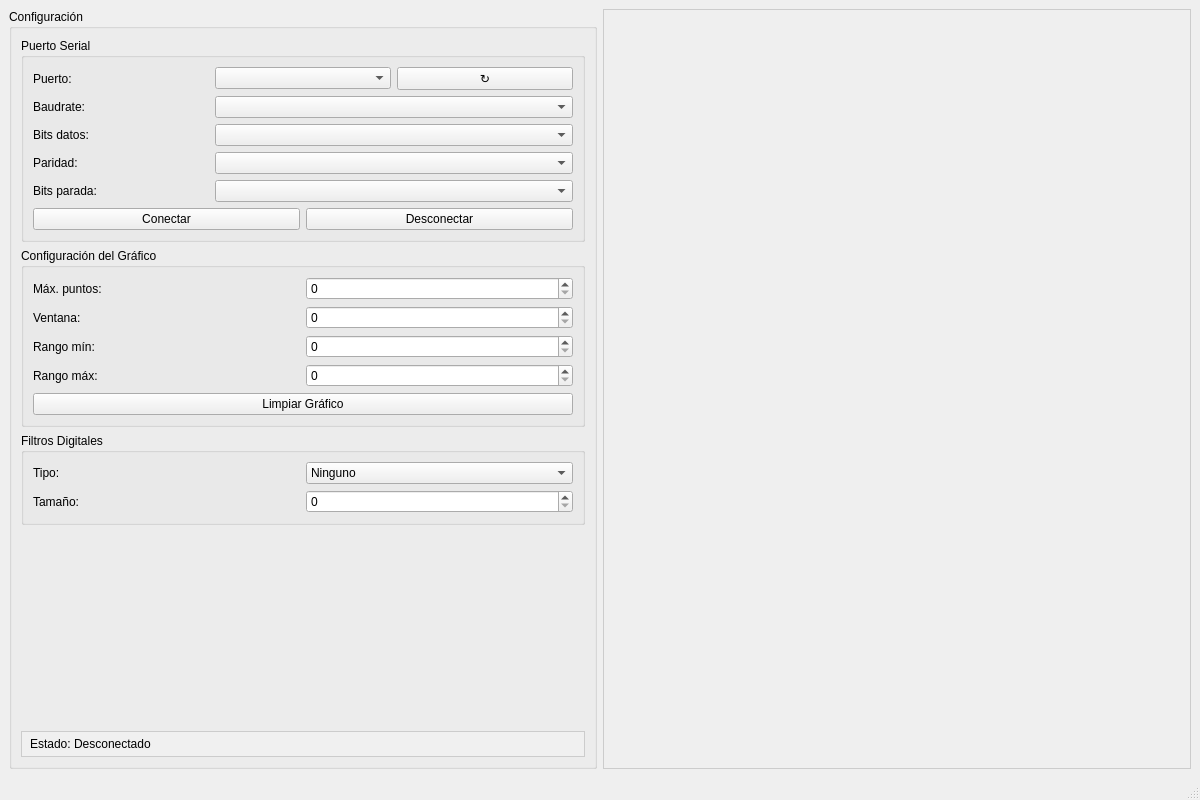
First picture: the form in mainwindow.ui, repository jairsl2206/PlotterIPN, before the edit.
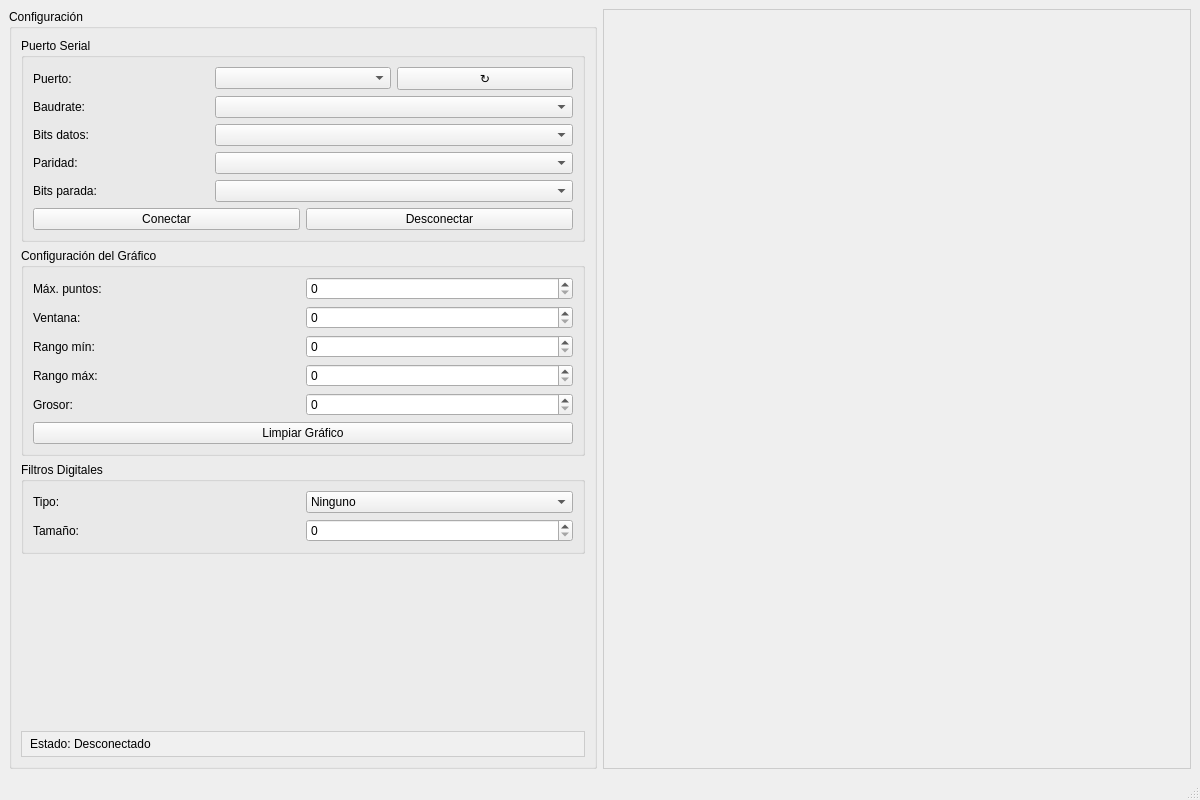
Second picture: the form after the edit.

Diff of the .ui file:
```diff
--- a/mainwindow.ui
+++ b/mainwindow.ui
@@ -157,7 +157,17 @@
           <item row="3" column="1">
            <widget class="QSpinBox" name="maxRangeSpinBox"/>
           </item>
-          <item row="4" column="0" colspan="2">
+        <item row="4" column="0">
+        <widget class="QLabel" name="widthPenLabel">
+        <property name="text">
+        <string>Grosor:</string>
+        </property>
+        </widget>
+        </item>
+        <item row="4" column="1">
+        <widget class="QSpinBox" name="widthPen"/>
+        </item>
+          <item row="5" column="0" colspan="2">
            <widget class="QPushButton" name="clearButton">
             <property name="text">
              <string>Limpiar Gráfico</string>
```
